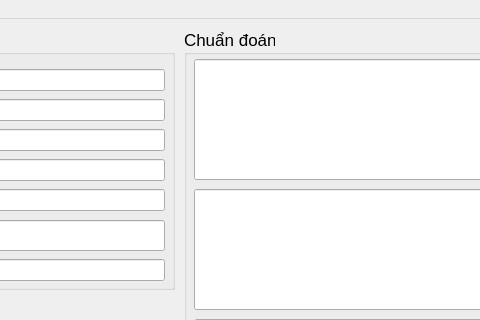
First picture: the form in GUI/GUIdisplay.ui, repository Phamthinh02/Luan_van, before the edit; both pictures show x 226 to 706 and y 0 to 320 of the 987 by 670 pixel window.
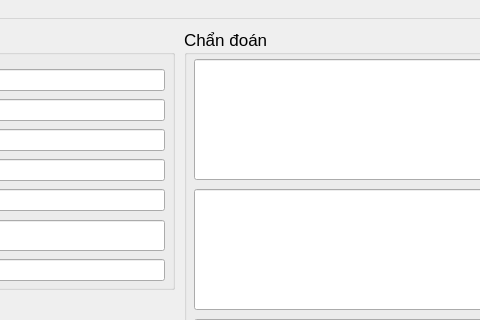
Second picture: the form after the edit.

Patch:
```diff
--- a/GUI/GUIdisplay.ui
+++ b/GUI/GUIdisplay.ui
@@ -615,7 +615,7 @@
      </font>
     </property>
     <property name="title">
-     <string>Chuẩn đoán</string>
+     <string>Chẩn đoán</string>
     </property>
     <widget class="QLineEdit" name="LE_diagnose_1">
      <property name="geometry">
```
